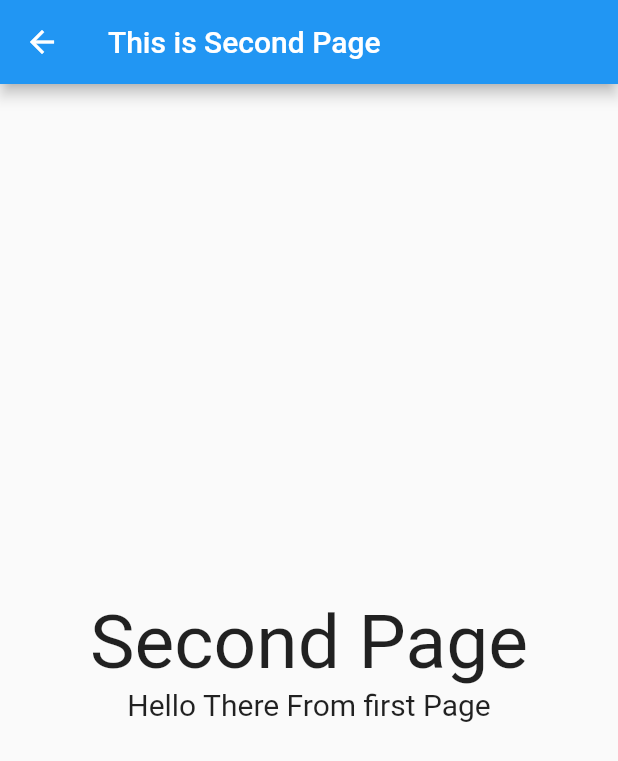
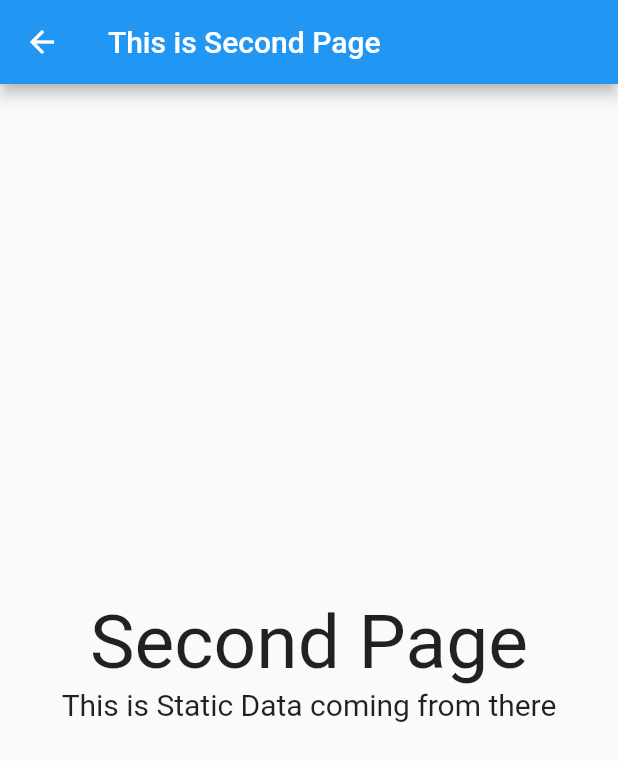
Before and after one commit to ekoRemDev/flutter_routes_and_navigation, a Flutter app: the screen it shows after launch, after a tap on "Go To Second", on a phone screen of 412 x 824 dp. Shown: the top 761 px of the screen. Run offline on Flutter 3.47's test engine with Material 2 defaults, Android fonts, the phone set to English and light mode, and no system bars.

```diff
--- a/lib/main.dart
+++ b/lib/main.dart
@@ -9,6 +9,9 @@ class MyApp extends StatelessWidget {
       title: 'Routing Demo',
       theme: ThemeData(primarySwatch: Colors.blue),
       home: FirstPage(),
+      routes: {
+        '/second':(_)=> SecondPage(data: "This is Static Data coming from there",)
+      },
     );
   }
 }
@@ -32,12 +35,7 @@ class FirstPage extends StatelessWidget {
             RaisedButton(
                 child: Text('Go To Second'),
                 onPressed: () {
-                  Navigator.of(context).push(
-                    MaterialPageRoute(
-                      builder: (context) =>
-                          SecondPage(data: 'Hello There From first Page'),
-                    ),
-                  );
+                  Navigator.of(context).pushNamed('/second');
                 })
           ],
         ),
```
